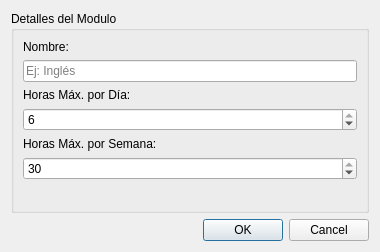
Above: src/ui/profesor_form.ui from IvanJesusCorbalanPascual/Creador-de-Horarios before the change. Below: the same form after it.
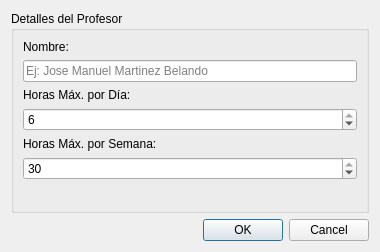
That is the form after the change.

The edit to the form file:
```diff
--- a/src/ui/profesor_form.ui
+++ b/src/ui/profesor_form.ui
@@ -17,7 +17,7 @@
    <item>
     <widget class="QGroupBox" name="groupBox">
      <property name="title">
-      <string>Detalles del Modulo</string>
+      <string>Detalles del Profesor</string>
      </property>
      <layout class="QFormLayout" name="formLayout">
       <property name="rowWrapPolicy">
@@ -33,7 +33,7 @@
       <item row="0" column="1">
        <widget class="QLineEdit" name="le_nombre">
         <property name="placeholderText">
-         <string>Ej: Inglés</string>
+         <string>Ej: Jose Manuel Martinez Belando</string>
         </property>
        </widget>
       </item>
```
